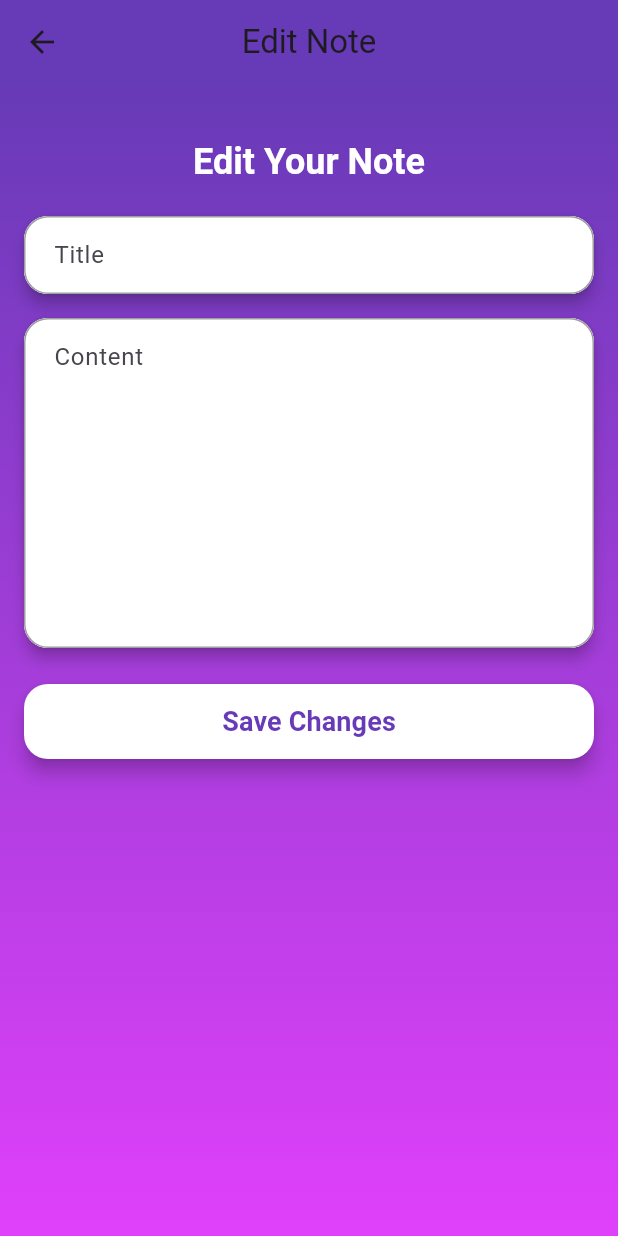
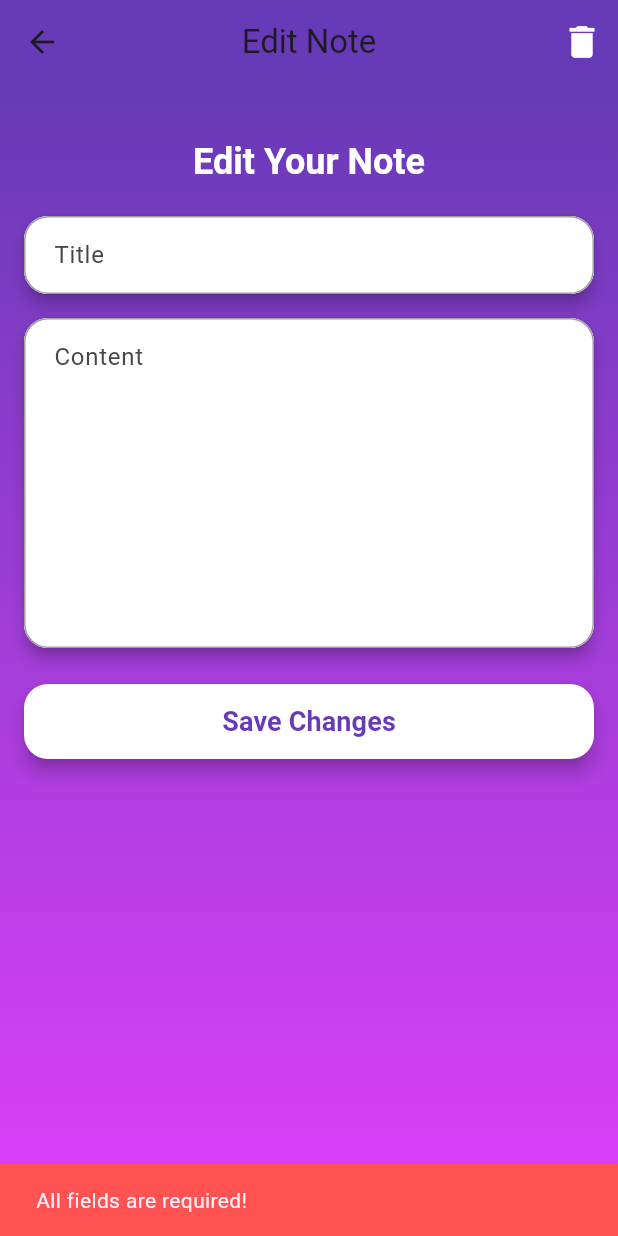
Before and after one commit to Abrshafro/Secure-Note, a Flutter app: the NoteDetailScreen screen opened directly with empty values, after a tap on "Save Changes", on a phone screen of 412 x 824 dp. Run offline on Flutter 3.47's test engine with Material 3 defaults, Android fonts, the phone set to English and light mode, and no system bars; our stand-ins replace flutter_secure_storage; missing offline and left inert: jwt_decode; accounts and stored records are empty; network calls fail.

Commit message:
change on update and delete

```diff
--- a/secure_notes_frontend/lib/screens/note_detail_screen.dart
+++ b/secure_notes_frontend/lib/screens/note_detail_screen.dart
@@ -1,11 +1,14 @@
 import 'package:flutter/material.dart';
+import 'package:secure_notes_frontend/services/api_service.dart';
 import '../models/note.dart';
 import '../widgets/custom_textfield.dart';
 
 class NoteDetailScreen extends StatelessWidget {
   final Note note;
+  final Function onDeleteSuccess; // Add this callback to notify HomeScreen
 
-  const NoteDetailScreen({super.key, required this.note});
+  const NoteDetailScreen(
+      {super.key, required this.note, required this.onDeleteSuccess});
 
   @override
   Widget build(BuildContext context) {
@@ -23,6 +26,43 @@ class NoteDetailScreen extends StatelessWidget {
           onPressed: () =>
               Navigator.pop(context), // Navigate back on back icon press
         ),
+        actions: [
+          IconButton(
+            icon: const Icon(Icons.delete,
+            color: Colors.white,
+            size: 28.0,),
+            onPressed: () async {
+              // Confirm deletion
+              bool confirmDelete = await _showDeleteConfirmationDialog(context);
+              if (confirmDelete) {
+                try {
+                  // Call the delete API
+                  await ApiService.deleteNote(context, note.id);
+
+                  // Notify HomeScreen to refresh the notes
+                  onDeleteSuccess();
+
+                  // Navigate back to the previous screen after successful deletion
+                  Navigator.pop(context);
+
+                  ScaffoldMessenger.of(context).showSnackBar(
+                    const SnackBar(
+                      content: Text('Note deleted successfully!'),
+                      backgroundColor: Colors.green,
+                    ),
+                  );
+                } catch (error) {
+                  ScaffoldMessenger.of(context).showSnackBar(
+                    SnackBar(
+                      content: Text('Error deleting note: $error'),
+                      backgroundColor: Colors.red,
+                    ),
+                  );
+                }
+              }
+            },
+          ),
+        ],
       ),
       body: Stack(
         children: [
@@ -77,7 +117,51 @@ class NoteDetailScreen extends StatelessWidget {
                   ),
                   const SizedBox(height: 24),
                   ElevatedButton(
-                    onPressed: () {}, // Keep the original function call
+                    onPressed: () async {
+                      if (titleController.text.isEmpty ||
+                          contentController.text.isEmpty) {
+                        ScaffoldMessenger.of(context).showSnackBar(
+                          const SnackBar(
+                            content: Text('All fields are required!'),
+                            backgroundColor: Colors.redAccent,
+                          ),
+                        );
+                        return;
+                      }
+
+                      try {
+                        // Update the note
+                        await ApiService.updateNote(
+                          context,
+                          note.id,
+                          titleController.text,
+                          contentController.text,
+                        );
+
+                        // Create a new updated note with the new details
+                        Note updatedNote = note.copyWith(
+                          title: titleController.text,
+                          content: contentController.text,
+                        );
+
+                        // Pass the updated note back to the previous screen
+                        Navigator.pop(context, updatedNote);
+
+                        ScaffoldMessenger.of(context).showSnackBar(
+                          const SnackBar(
+                            content: Text('Note updated successfully!'),
+                            backgroundColor: Colors.green,
+                          ),
+                        );
+                      } catch (error) {
+                        ScaffoldMessenger.of(context).showSnackBar(
+                          SnackBar(
+                            content: Text('Error updating note: $error'),
+                            backgroundColor: Colors.red,
+                          ),
+                        );
+                      }
+                    },
                     style: ElevatedButton.styleFrom(
                       minimumSize:
                           const Size.fromHeight(50), // Full-width button
@@ -104,4 +188,31 @@ class NoteDetailScreen extends StatelessWidget {
       ),
     );
   }
+
+  Future<bool> _showDeleteConfirmationDialog(BuildContext context) async {
+    return await showDialog<bool>(
+          context: context,
+          builder: (BuildContext context) {
+            return AlertDialog(
+              title: const Text('Delete Note'),
+              content: const Text('Are you sure you want to delete this note?'),
+              actions: [
+                TextButton(
+                  onPressed: () {
+                    Navigator.of(context).pop(false); // User canceled
+                  },
+                  child: const Text('Cancel'),
+                ),
+                TextButton(
+                  onPressed: () {
+                    Navigator.of(context).pop(true); // User confirmed
+                  },
+                  child: const Text('Delete'),
+                ),
+              ],
+            );
+          },
+        ) ??
+        false; // Default to false if dialog is dismissed
+  }
 }
--- a/secure_notes_frontend/lib/services/api_service.dart
+++ b/secure_notes_frontend/lib/services/api_service.dart
@@ -8,7 +8,7 @@ import 'package:secure_notes_frontend/models/note.dart';
 import '../screens/login_screen.dart'; // To decode the JWT token
 
 class ApiService {
-  static const String baseUrl = 'http://192.168.73.21:6000/api';
+  static const String baseUrl = 'http://192.168.85.21:6000/api';
 
   static final FlutterSecureStorage _storage = FlutterSecureStorage();
 
```
Also changed, not shown: secure_notes_frontend/lib/models/note.dart (+11 -0 lines), secure_notes_frontend/lib/screens/home_screen.dart (+19 -3 lines), 4 other files.
